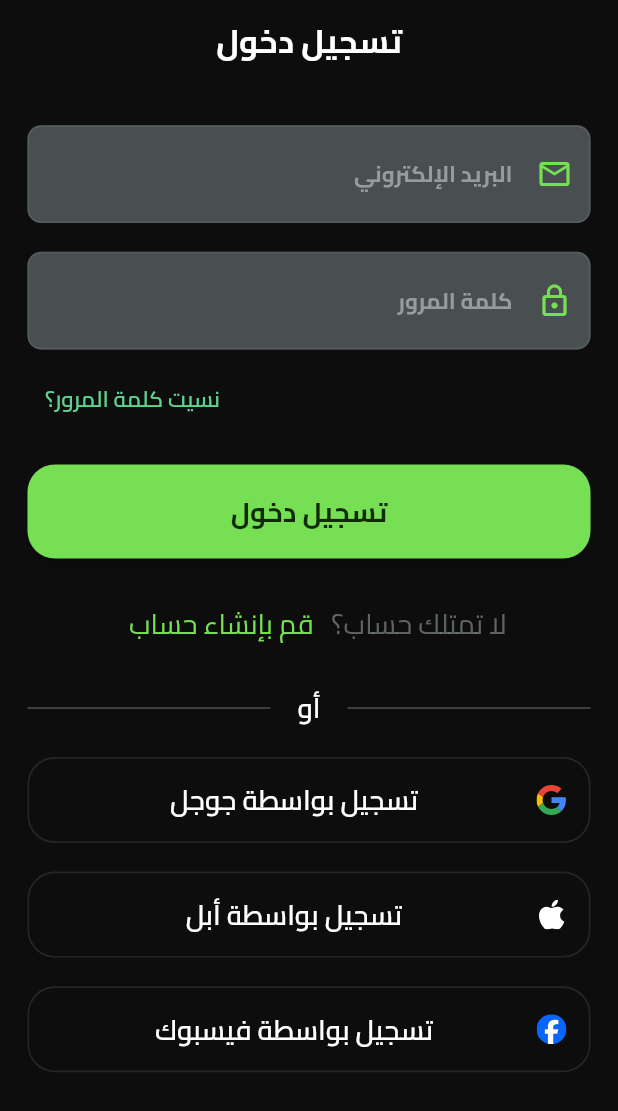
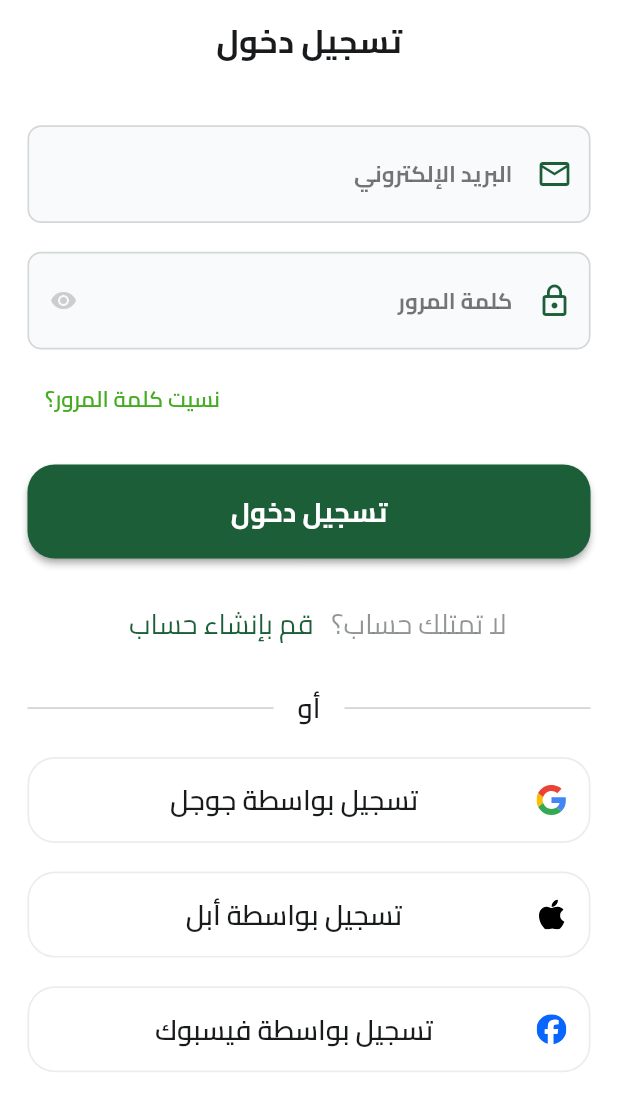
Before and after one commit to TarekLotfy30/fruit_hub, a Flutter app: the LoginView screen opened by its route, on a phone screen of 412 x 824 dp. Shown: the top 1111 px of the screen. Run offline on Flutter 3.47's test engine with Material 3 defaults, Android fonts, the phone set to English and light mode, and no system bars; our stand-ins replace bloc, connectivity_plus, easy_localization, equatable, flutter_bloc, flutter_screenutil and 4 more; accounts and stored records are empty.

Commit message:
refactor(auth): rename BuildDividerWithText to BuildOrDivider in login screen
refactor(structure): move files from functions folder to helpers folder

refactor(router): improve AppRouter by adding `default: null` case

```diff
--- a/lib/app/fruit_hub_app.dart
+++ b/lib/app/fruit_hub_app.dart
@@ -57,7 +57,7 @@ class FruitHubApp extends StatelessWidget {
         // Theme configuration
         theme: AppTheme.lightMode,
         darkTheme: AppTheme.darkMode,
-        themeMode: ThemeMode.dark,
+        themeMode: ThemeMode.light,
       ),
     );
   }
--- a/lib/core/helpers/functions/init_services.dart
+++ b/lib/core/helpers/init_services.dart
@@ -3,7 +3,7 @@ import 'dart:developer';
 import 'package:bloc/bloc.dart';
 import 'package:easy_localization/easy_localization.dart';
 
-import '../../di/service_locator.dart';
+import '../di/service_locator.dart';
 import 'bloc_observer.dart';
 
 /// Initialize all required services
--- a/lib/features/auth/presentation/screens/login_view.dart
+++ b/lib/features/auth/presentation/screens/login_view.dart
@@ -6,11 +6,11 @@ import 'package:flutter_screenutil/flutter_screenutil.dart';
 import '../../../../core/constants/app_icons.dart';
 import '../../../../core/constants/app_padding.dart';
 import '../../../../core/constants/spacing.dart';
-import '../../../../core/helpers/functions/app_spacing.dart';
+import '../../../../core/helpers/app_spacing.dart';
 import '../../../../core/translation/locale_keys.g.dart';
 import '../../../../core/widgets/build_optimized_svg.dart';
 
-part '../widgets/build_divider_with_text.dart';
+part '../widgets/build_or_divider.dart';
 part '../widgets/build_login_form.dart';
 part '../widgets/build_no_account_and_create_account.dart';
 part '../widgets/build_social_media_button.dart';
--- a/lib/features/auth/presentation/widgets/build_divider_with_text.dart
+++ /dev/null
@@ -1,28 +0,0 @@
-part of '../screens/login_view.dart';
-
-class _BuildDividerWithText extends StatelessWidget {
-  const _BuildDividerWithText();
-
-  @override
-  Widget build(BuildContext context) {
-    return Row(
-      children: [
-        const Expanded(child: Divider(endIndent: 18)),
-        Text(
-          LocaleKeys.or.tr(),
-          style: Theme
-              .of(context)
-              .textTheme
-              .titleMedium
-              ?.copyWith(
-            color: Theme
-                .of(context)
-                .colorScheme
-                .onSurface,
-          ),
-        ),
-        const Expanded(child: Divider(indent: 18)),
-      ],
-    );
-  }
-}
--- a/lib/features/auth/presentation/widgets/build_login_form.dart
+++ b/lib/features/auth/presentation/widgets/build_login_form.dart
@@ -36,7 +36,7 @@ class _BuildLoginFormState extends State<_BuildLoginForm> {
             controller: _emailController,
             validator: (value) {
               if (value == null || value.isEmpty) {
-                return 'Please enter some text';
+                return '';
               }
               return null;
             },
--- /dev/null
+++ b/lib/features/auth/presentation/widgets/build_or_divider.dart
@@ -0,0 +1,23 @@
+part of '../screens/login_view.dart';
+
+class _BuildOrDivider extends StatelessWidget {
+  const _BuildOrDivider();
+
+  @override
+  Widget build(BuildContext context) {
+    return Row(
+      children: [
+        // Using Expanded to allow the divider to take up available space
+        // because you are inside a row widget
+        const Expanded(child: Divider(endIndent: Spacing.spacing16)),
+        Text(
+          LocaleKeys.or.tr(),
+          style: Theme.of(context).textTheme.titleMedium?.copyWith(
+            color: Theme.of(context).colorScheme.onSurface,
+          ),
+        ),
+        const Expanded(child: Divider(indent: Spacing.spacing16)),
+      ],
+    );
+  }
+}
--- a/lib/features/auth/presentation/widgets/login_view_body.dart
+++ b/lib/features/auth/presentation/widgets/login_view_body.dart
@@ -17,7 +17,7 @@ class _LoginViewBody extends StatelessWidget {
           children: const [
             _BuildLoginForm(),
             _BuildNoAccountAndCreateAccount(),
-            _BuildDividerWithText(),
+            _BuildOrDivider(),
             _BuildSocialMediaSection(),
           ],
         ),
--- a/lib/features/onboarding/presentation/screens/onboarding_view.dart
+++ b/lib/features/onboarding/presentation/screens/onboarding_view.dart
@@ -7,8 +7,8 @@ import 'package:smooth_page_indicator/smooth_page_indicator.dart';
 import '../../../../core/constants/app_constant.dart';
 import '../../../../core/constants/app_padding.dart';
 import '../../../../core/constants/spacing.dart';
-import '../../../../core/helpers/functions/app_navigation.dart';
-import '../../../../core/helpers/functions/app_spacing.dart';
+import '../../../../core/helpers/app_navigation.dart';
+import '../../../../core/helpers/app_spacing.dart';
 import '../../../../core/routing/routes_name.dart';
 import '../../../../core/translation/locale_keys.g.dart';
 import '../../../../core/utils/colors/app_colors.dart';
--- a/lib/main.dart
+++ b/lib/main.dart
@@ -5,8 +5,8 @@ import 'package:flutter/material.dart';
 
 import 'app/fruit_hub_app.dart';
 import 'core/constants/app_assets.dart';
-import 'core/helpers/functions/configure_system_ui.dart';
-import 'core/helpers/functions/init_services.dart';
+import 'core/helpers/configure_system_ui.dart';
+import 'core/helpers/init_services.dart';
 
 Future<void> main() async {
   // Initialize Flutter binding before calling native code
```
Also changed, not shown: lib/core/helpers/app_snack_bar.dart (renamed from lib/core/helpers/functions/app_snack_bar.dart, +7 -7 lines), lib/core/routing/app_router.dart (+4 -36 lines), lib/core/helpers/app_navigation.dart (renamed from lib/core/helpers/functions/app_navigation.dart), lib/core/helpers/app_regex.dart (renamed from lib/core/helpers/functions/app_regex.dart), lib/core/helpers/app_spacing.dart (renamed from lib/core/helpers/functions/app_spacing.dart), lib/core/helpers/bloc_observer.dart (renamed from lib/core/helpers/functions/bloc_observer.dart), lib/core/helpers/configure_system_ui.dart (renamed from lib/core/helpers/functions/configure_system_ui.dart).
